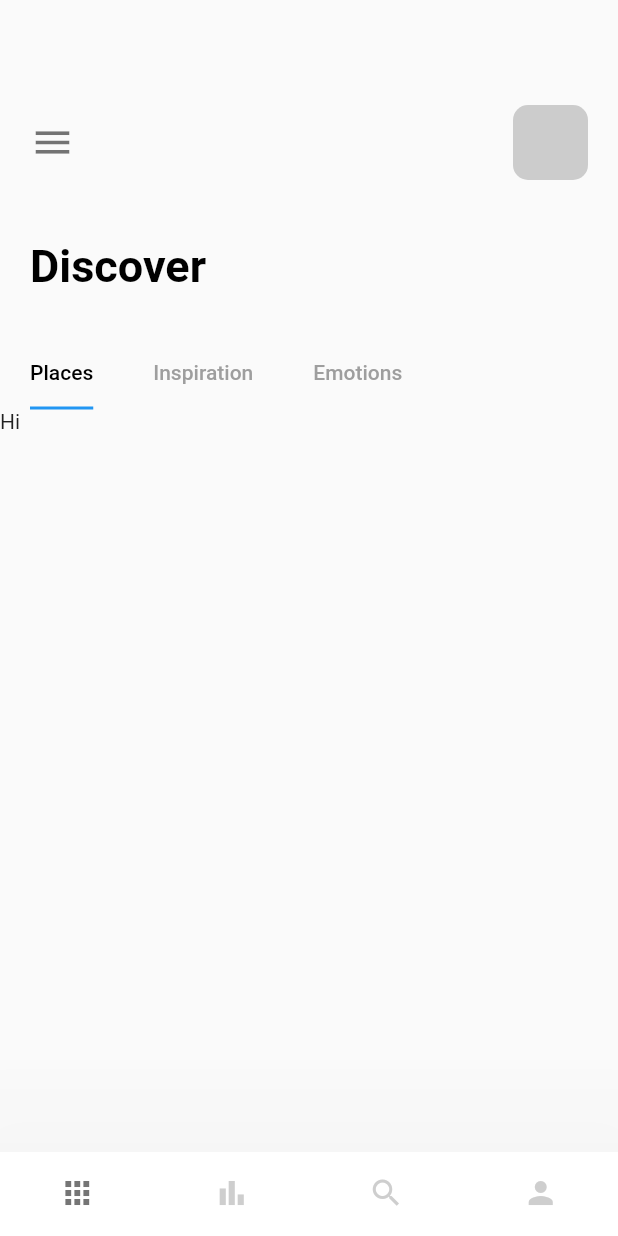
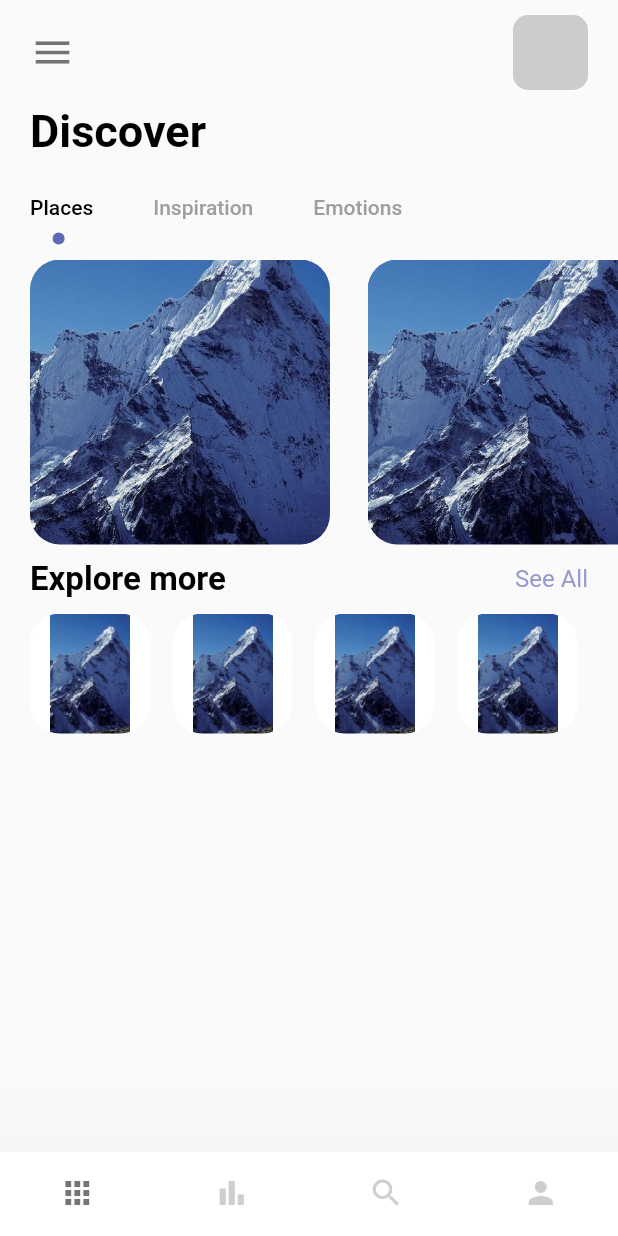
Before and after one commit to ELIJAHKUNGU/Flutter-Projects, a Flutter app: the screen it shows after launch, on a phone screen of 412 x 824 dp. Run offline on Flutter 3.47's test engine with Material 2 defaults, Android fonts, the phone set to English and light mode, and no system bars.

```diff
--- a/lib/pages/navpages/home_page.dart
+++ b/lib/pages/navpages/home_page.dart
@@ -1,7 +1,9 @@
 import 'package:flutter/material.dart';
 import 'package:flutter/src/widgets/container.dart';
 import 'package:flutter/src/widgets/framework.dart';
+import 'package:travelapp/misc/colors.dart';
 import 'package:travelapp/pages/widgets/app_large_text.dart';
+import 'package:travelapp/pages/widgets/app_text.dart';
 
 class HomePage extends StatefulWidget {
   const HomePage({super.key});
@@ -20,7 +22,7 @@ class _HomePageState extends State<HomePage> with TickerProviderStateMixin {
         children: [
           //menu
           Container(
-            padding: const EdgeInsets.only(top: 70, left: 20),
+            padding: const EdgeInsets.only(top: 10, left: 20),
             child: Row(
               children: [
                 Icon(
@@ -41,7 +43,7 @@ class _HomePageState extends State<HomePage> with TickerProviderStateMixin {
             ),
           ),
           SizedBox(
-            height: 40,
+            height: 10,
           ),
           //Discover text
           Container(
@@ -49,7 +51,7 @@ class _HomePageState extends State<HomePage> with TickerProviderStateMixin {
             child: AppLarge(text: "Discover"),
           ),
           SizedBox(
-            height: 30,
+            height: 10,
           ),
           //Tapbar
           Container(
@@ -62,6 +64,8 @@ class _HomePageState extends State<HomePage> with TickerProviderStateMixin {
                 unselectedLabelColor: Colors.grey,
                 isScrollable: true,
                 indicatorSize: TabBarIndicatorSize.label,
+                indicator:
+                    CircleTabIndictor(color: AppColors.mainColor, radius: 4),
                 tabs: [
                   Tab(
                     text: "Places",
@@ -75,14 +79,111 @@ class _HomePageState extends State<HomePage> with TickerProviderStateMixin {
                 ]),
           )),
           Container(
-            height: 300,
+            padding: const EdgeInsets.only(left: 20),
+            height: 200,
             width: double.maxFinite,
             child: TabBarView(
-                controller: _tabController,
-                children: [Text("Hi"), Text("There"), Text("Bye")]),
+              controller: _tabController,
+              children: [
+                ListView.builder(
+                  itemCount: 3,
+                  scrollDirection: Axis.horizontal,
+                  itemBuilder: (BuildContext context, int index) {
+                    return Container(
+                      margin: const EdgeInsets.only(right: 25, top: 10),
+                      width: 200,
+                      height: 200,
+                      decoration: BoxDecoration(
+                          borderRadius: BorderRadius.circular(20),
+                          color: Colors.white,
+                          image: DecorationImage(
+                              image: AssetImage("img/mountain.jpeg"),
+                              fit: BoxFit.cover)),
+                    );
+                  },
+                ),
+                Text("There"),
+                Text("Bye")
+              ],
+            ),
+          ),
+          SizedBox(
+            height: 10,
+          ),
+          Container(
+            margin: const EdgeInsets.only(left: 20, right: 20),
+            child: Row(
+              mainAxisAlignment: MainAxisAlignment.spaceBetween,
+              children: [
+                AppLarge(
+                  text: "Explore more",
+                  size: 22,
+                ),
+                AppText(
+                  text: "See All",
+                  color: AppColors.textColor1,
+                )
+              ],
+            ),
+          ),
+          SizedBox(
+            height: 10,
+          ),
+          Container(
+            height: 100,
+            width: double.maxFinite,
+            margin: const EdgeInsets.only(left: 20),
+            child: ListView.builder(
+                scrollDirection: Axis.horizontal,
+                itemCount: 4,
+                itemBuilder: (_, index) {
+                  return Column(children: [
+                    Container(
+                      margin: const EdgeInsets.only(
+                        right: 15,
+                      ),
+                      width: 80,
+                      height: 80,
+                      decoration: BoxDecoration(
+                          borderRadius: BorderRadius.circular(20),
+                          color: Colors.white,
+                          image: DecorationImage(
+                              image: AssetImage("img/mountain.jpeg"))),
+                    )
+                  ]);
+                }),
           )
         ],
       ),
     );
   }
 }
+
+class CircleTabIndictor extends Decoration {
+  final Color color;
+  double radius;
+  CircleTabIndictor({required this.color, required this.radius});
+
+  @override
+  BoxPainter createBoxPainter([VoidCallback? onChanged]) {
+    // TODO: implement createBoxPainter
+    return _CirclePainter(color: color, radius: radius);
+  }
+}
+
+class _CirclePainter extends BoxPainter {
+  final Color color;
+  double radius;
+  _CirclePainter({required this.color, required this.radius});
+  @override
+  void paint(Canvas canvas, Offset offset, ImageConfiguration configuration) {
+    // TODO: implement paint
+    Paint _paint = Paint();
+    _paint.color = color;
+    _paint.isAntiAlias = true;
+    final Offset circleOffset = Offset(
+        configuration.size!.width / 2 - radius / 2,
+        configuration.size!.height - radius);
+    canvas.drawCircle(offset + circleOffset, radius, _paint);
+  }
+}
```
